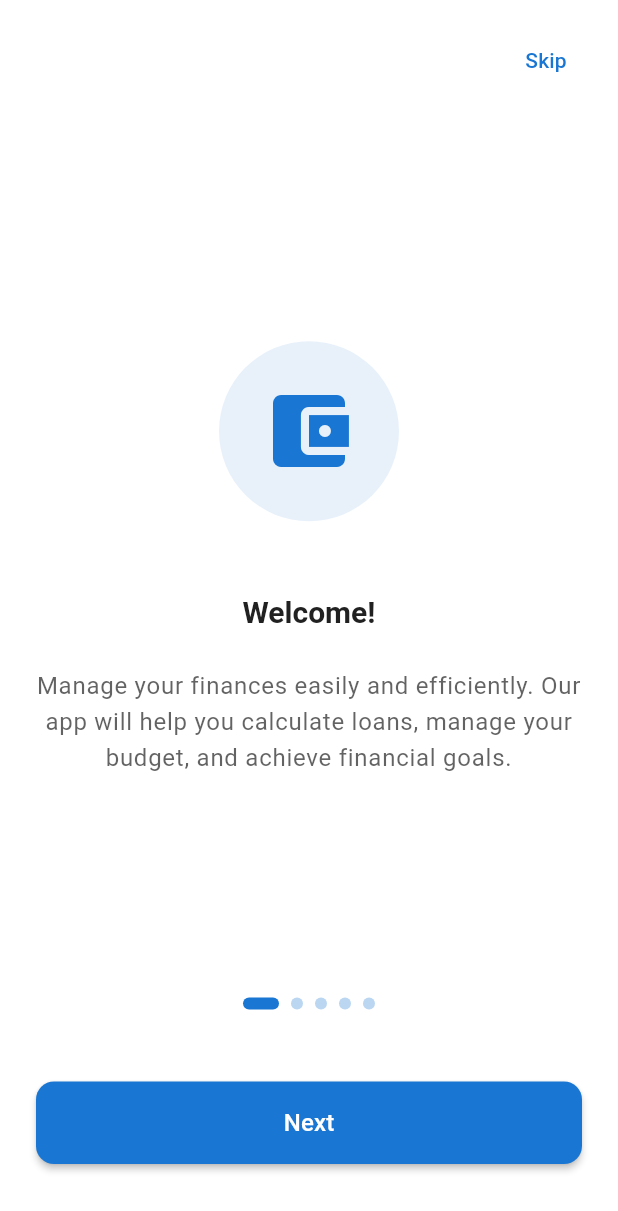
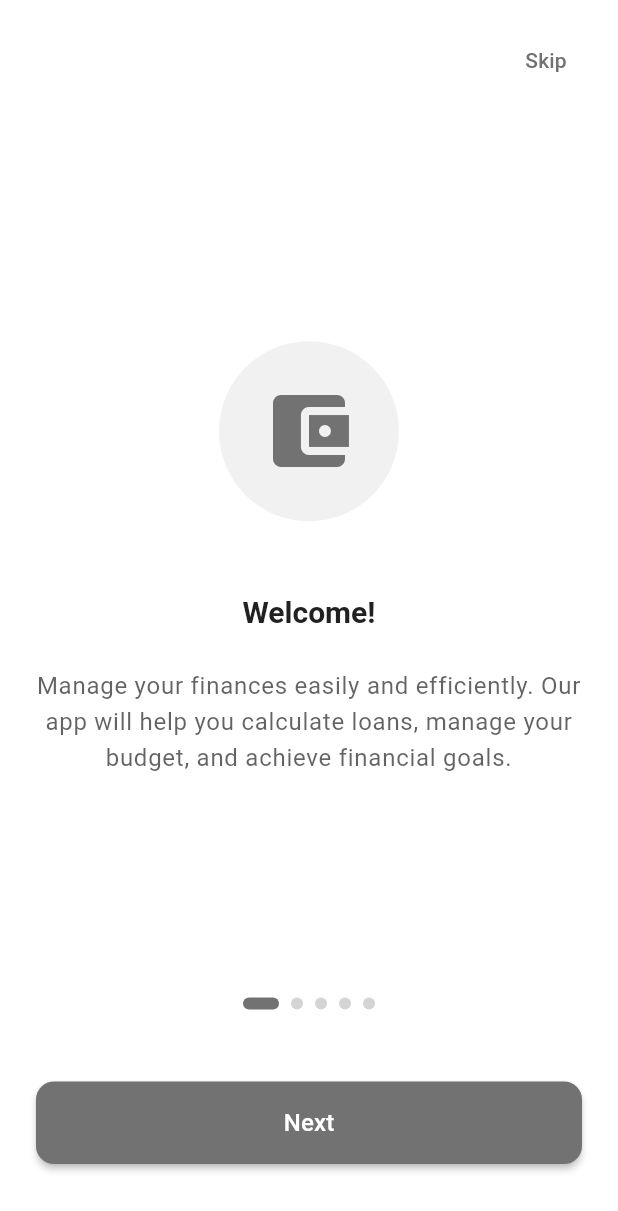
Before and after one commit to rino-edu/zaimymigom_zeroseven, a Flutter app: the screen it shows after launch, on a phone screen of 412 x 824 dp. Shown: the top 1211 px of the screen. Run offline on Flutter 3.47's test engine with Material 3 defaults, Android fonts, the phone set to English and light mode, and no system bars; our stand-ins replace cloud_firestore, connectivity_plus, easy_localization, firebase_core, firebase_messaging, fl_chart and 7 more; missing offline and left inert: app_tracking_transparency, appmetrica_plugin, appmetrica_push_plugin, dot_curved_bottom_nav, flutter_floating_bottom_bar, liquid_glass_bottom_bar and 2 more; accounts and stored records are empty.

Commit message:
редизайн панели навигации

```diff
--- a/lib/constants/app_colors.dart
+++ b/lib/constants/app_colors.dart
@@ -3,9 +3,9 @@ import 'package:flutter/material.dart';
 /// Цветовая схема приложения для строительного таск-менеджера
 class AppColors {
   // Основные цвета
-  static const Color primary = Color(0xFF1976D2); // Зеленый - цвет строительства
-  static const Color primaryLight = Color(0xFF64B5F6);
-  static const Color primaryDark = Color(0xFF0D47A1);
+  static const Color primary = Color(0xFF727272); // Зеленый - цвет строительства
+  static const Color primaryLight = Color(0xFFC2C2C2);
+  static const Color primaryDark = Color(0xFF565656);
 
   // Вторичные цвета
   static const Color secondary = Color(0xFFFF8F00); // Оранжевый - предупреждения
--- a/pubspec.yaml
+++ b/pubspec.yaml
@@ -78,6 +78,8 @@ dependencies:
   add_2_calendar: ^3.0.1
   liquid_glass_bottom_bar: ^0.0.6
   fl_chart: ^0.69.0
+  flutter_floating_bottom_bar: ^1.3.0
+  dot_curved_bottom_nav: ^0.0.2
 
 dev_dependencies:
   flutter_test:
```
Also changed, not shown: lib/views/home/main_screen.dart (+40 -5 lines), pubspec.lock.
